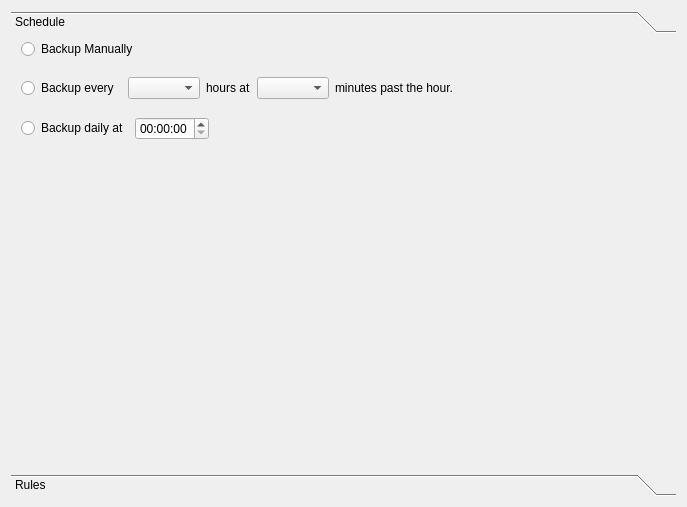
Above: src/vorta/assets/UI/scheduletab.ui from borgbase/vorta before the change. Below: the same form after it.
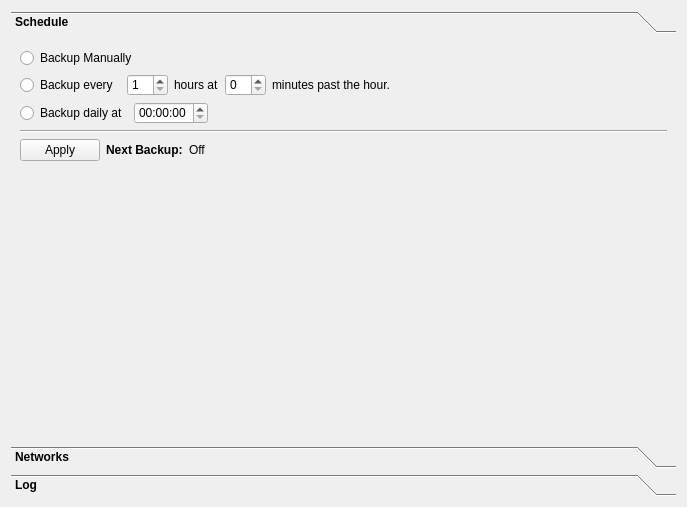
That is the form after the change. The open tabs and pages were chosen to show the change. Icons and pictures are not drawn.

```diff
--- a/src/vorta/assets/UI/scheduletab.ui
+++ b/src/vorta/assets/UI/scheduletab.ui
@@ -22,6 +22,12 @@
        <bold>false</bold>
       </font>
      </property>
+     <property name="styleSheet">
+      <string notr="true">QToolBox::tab {
+color: black;
+font-weight: bold;
+}</string>
+     </property>
      <property name="currentIndex">
       <number>1</number>
      </property>
@@ -31,7 +37,7 @@
         <x>0</x>
         <y>0</y>
         <width>663</width>
-        <height>415</height>
+        <height>381</height>
        </rect>
       </property>
       <property name="font">
@@ -43,19 +49,7 @@
       <attribute name="label">
        <string>Schedule</string>
       </attribute>
-      <widget class="QWidget" name="verticalLayoutWidget">
-       <property name="geometry">
-        <rect>
-         <x>0</x>
-         <y>0</y>
-         <width>661</width>
-         <height>101</height>
-        </rect>
-       </property>
        <layout class="QVBoxLayout" name="verticalLayout">
-        <property name="leftMargin">
-         <number>10</number>
-        </property>
         <item>
          <layout class="QHBoxLayout" name="horizontalLayout_2">
           <property name="sizeConstraint">
@@ -92,7 +86,14 @@
            </widget>
           </item>
           <item>
-           <widget class="QComboBox" name="comboBox_2"/>
+          <widget class="QSpinBox" name="scheduleIntervalHours">
+           <property name="minimum">
+            <number>1</number>
+           </property>
+           <property name="maximum">
+            <number>48</number>
+           </property>
+          </widget>
           </item>
           <item alignment="Qt::AlignLeft">
            <widget class="QLabel" name="label">
@@ -108,12 +109,9 @@
            </widget>
           </item>
           <item>
-           <widget class="QComboBox" name="comboBox">
-            <property name="sizePolicy">
-             <sizepolicy hsizetype="Fixed" vsizetype="Fixed">
-              <horstretch>0</horstretch>
-              <verstretch>0</verstretch>
-             </sizepolicy>
+          <widget class="QSpinBox" name="scheduleIntervalMinutes">
+           <property name="maximum">
+            <number>59</number>
             </property>
            </widget>
           </item>
@@ -172,8 +170,77 @@
           </item>
          </layout>
         </item>
-       </layout>
-      </widget>
+       <item>
+        <widget class="Line" name="line">
+         <property name="orientation">
+          <enum>Qt::Horizontal</enum>
+         </property>
+        </widget>
+       </item>
+       <item>
+        <layout class="QHBoxLayout" name="horizontalLayout">
+         <property name="topMargin">
+          <number>0</number>
+         </property>
+         <property name="rightMargin">
+          <number>0</number>
+         </property>
+         <item>
+          <widget class="QPushButton" name="scheduleApplyButton">
+           <property name="text">
+            <string>Apply</string>
+           </property>
+          </widget>
+         </item>
+         <item>
+          <widget class="QLabel" name="label_3">
+           <property name="font">
+            <font>
+             <weight>75</weight>
+             <bold>true</bold>
+            </font>
+           </property>
+           <property name="text">
+            <string>Next Backup:</string>
+           </property>
+          </widget>
+         </item>
+         <item>
+          <widget class="QLabel" name="nextBackupDateTimeLabel">
+           <property name="text">
+            <string>Off</string>
+           </property>
+          </widget>
+         </item>
+         <item>
+          <spacer name="horizontalSpacer_3">
+           <property name="orientation">
+            <enum>Qt::Horizontal</enum>
+           </property>
+           <property name="sizeHint" stdset="0">
+            <size>
+             <width>40</width>
+             <height>20</height>
+            </size>
+           </property>
+          </spacer>
+         </item>
+        </layout>
+       </item>
+       <item>
+        <spacer name="verticalSpacer">
+         <property name="orientation">
+          <enum>Qt::Vertical</enum>
+         </property>
+         <property name="sizeHint" stdset="0">
+          <size>
+           <width>20</width>
+           <height>40</height>
+          </size>
+         </property>
+        </spacer>
+       </item>
+      </layout>
      </widget>
      <widget class="QWidget" name="page_2">
       <property name="geometry">
@@ -185,18 +252,74 @@
        </rect>
       </property>
       <attribute name="label">
-       <string>Rules</string>
+       <string>Networks</string>
       </attribute>
-      <widget class="QListWidget" name="wifiListWidget">
-       <property name="geometry">
-        <rect>
-         <x>10</x>
-         <y>30</y>
-         <width>256</width>
-         <height>192</height>
-        </rect>
-       </property>
-      </widget>
+      <layout class="QGridLayout" name="gridLayout_2">
+       <item row="1" column="0">
+        <widget class="QListWidget" name="wifiListWidget"/>
+       </item>
+       <item row="0" column="0">
+        <widget class="QLabel" name="label_4">
+         <property name="text">
+          <string>Allowed Networks:</string>
+         </property>
+        </widget>
+       </item>
+      </layout>
+     </widget>
+     <widget class="QWidget" name="page">
+      <attribute name="icon">
+       <iconset>
+        <normaloff>../icons/tasks.svg</normaloff>../icons/tasks.svg</iconset>
+      </attribute>
+      <attribute name="label">
+       <string>Log</string>
+      </attribute>
+      <layout class="QGridLayout" name="gridLayout_3">
+       <item row="0" column="0">
+        <widget class="QTableWidget" name="logTableWidget">
+         <property name="font">
+          <font>
+           <pointsize>11</pointsize>
+          </font>
+         </property>
+         <property name="showGrid">
+          <bool>false</bool>
+         </property>
+         <property name="sortingEnabled">
+          <bool>true</bool>
+         </property>
+         <attribute name="verticalHeaderVisible">
+          <bool>false</bool>
+         </attribute>
+         <column>
+          <property name="text">
+           <string>Time</string>
+          </property>
+         </column>
+         <column>
+          <property name="text">
+           <string>Category</string>
+          </property>
+         </column>
+         <column>
+          <property name="text">
+           <string>Subcommand</string>
+          </property>
+         </column>
+         <column>
+          <property name="text">
+           <string>Message</string>
+          </property>
+         </column>
+         <column>
+          <property name="text">
+           <string>Returncode</string>
+          </property>
+         </column>
+        </widget>
+       </item>
+      </layout>
      </widget>
     </widget>
    </item>
```
Left out of the diff: 20 changed lines with no effect on the pictures. Lines whose indentation alone changed are shown as unchanged.
